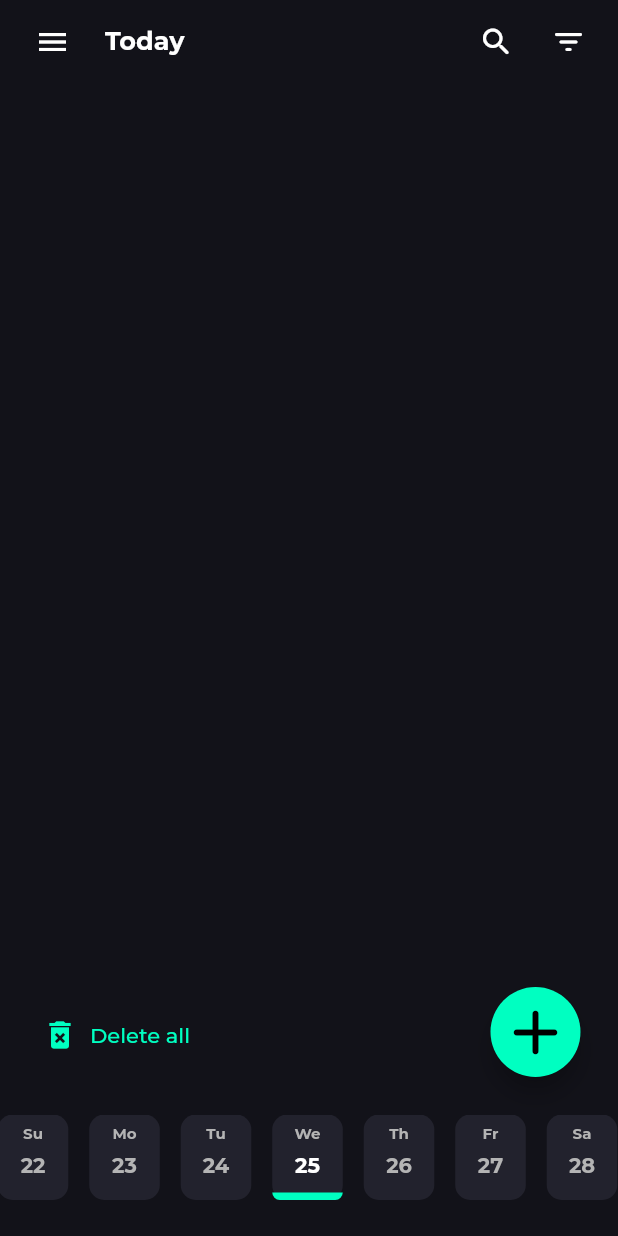
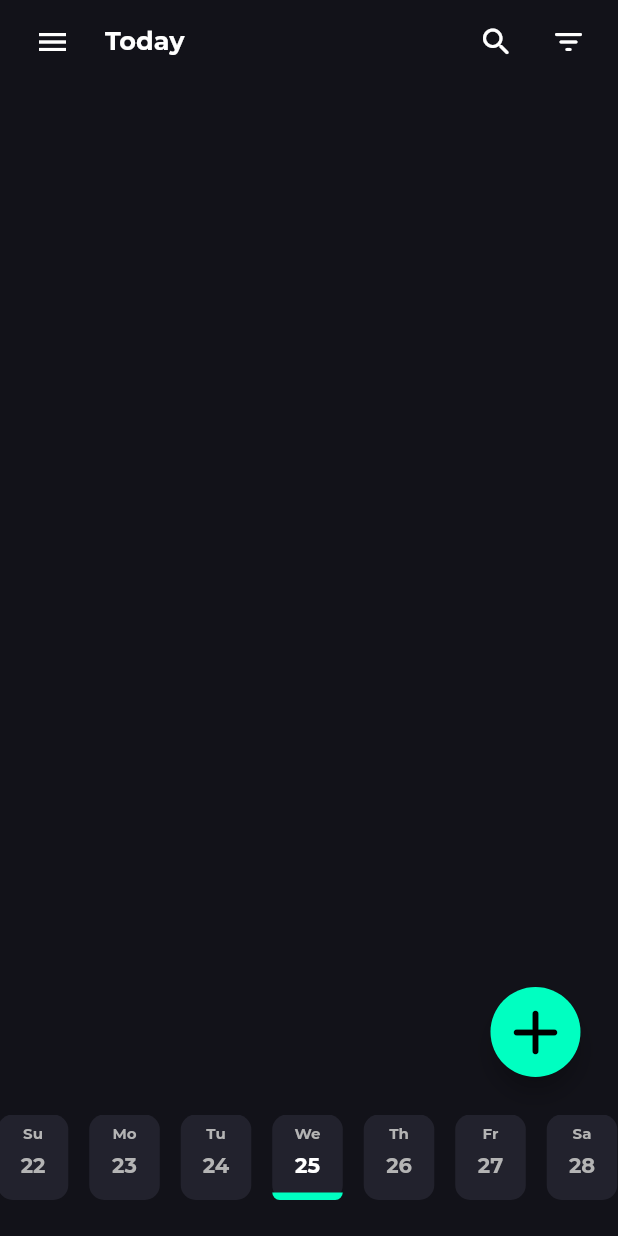
Before and after one commit to IceBreak-github/HabitTracker, a Flutter app: the screen it shows after launch, on a phone screen of 412 x 824 dp. Run offline on Flutter 3.47's test engine with Material 2 defaults, Android fonts, the phone set to English and light mode, and no system bars; our stand-ins replace bloc, equatable, flutter_bloc, flutter_switch, hive, hive_flutter; missing offline and left inert: flutter_shakemywidget; accounts and stored records are empty; project files that could hold a hidden picture were left out.

Commit message:
new update

```diff
--- a/lib/presentation/pages/home_page.dart
+++ b/lib/presentation/pages/home_page.dart
@@ -41,6 +41,7 @@ class HomePage extends StatelessWidget {
                 },
                 blendMode: BlendMode.dstOut,
                 child: ListView.builder(
+                  padding: const EdgeInsets.only(bottom: 160),
                   itemCount: boxHabits.length,
                   itemBuilder: (context, index) {
                     Habit habit = boxHabits.getAt(index);
@@ -265,6 +266,7 @@ class HomePage extends StatelessWidget {
               },
             ),
           ),
+          /*
           Positioned(
               bottom: 110,
               left: 20,
@@ -274,7 +276,7 @@ class HomePage extends StatelessWidget {
                   label: const Text('Delete all'),
                   onPressed: () {
                     boxHabits.clear();
-                  })),
+                  })), */
         ],
       ),
       floatingActionButton: Padding(
```
